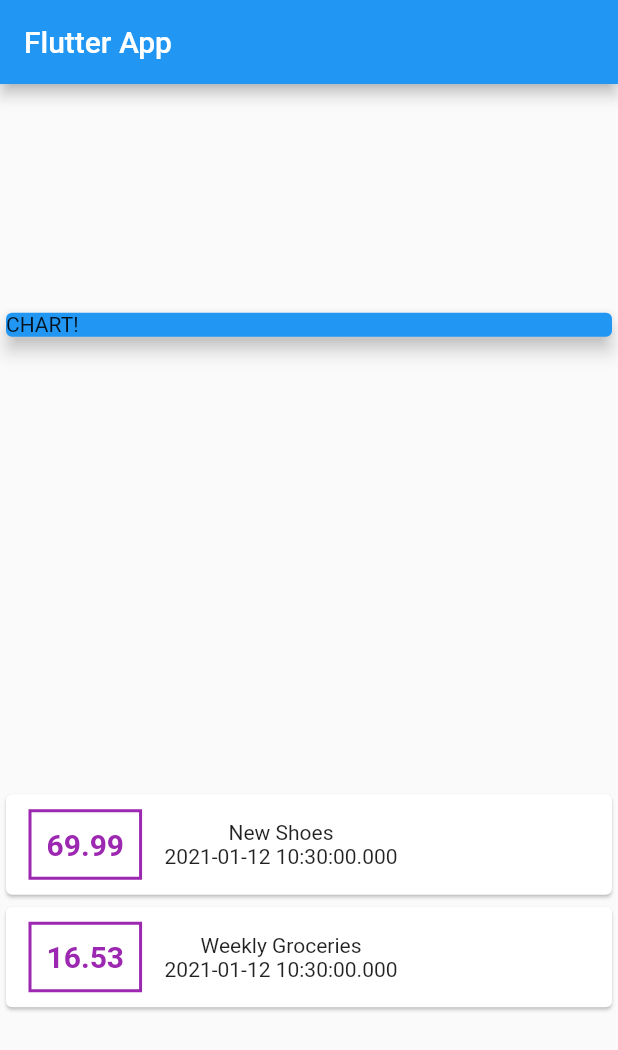
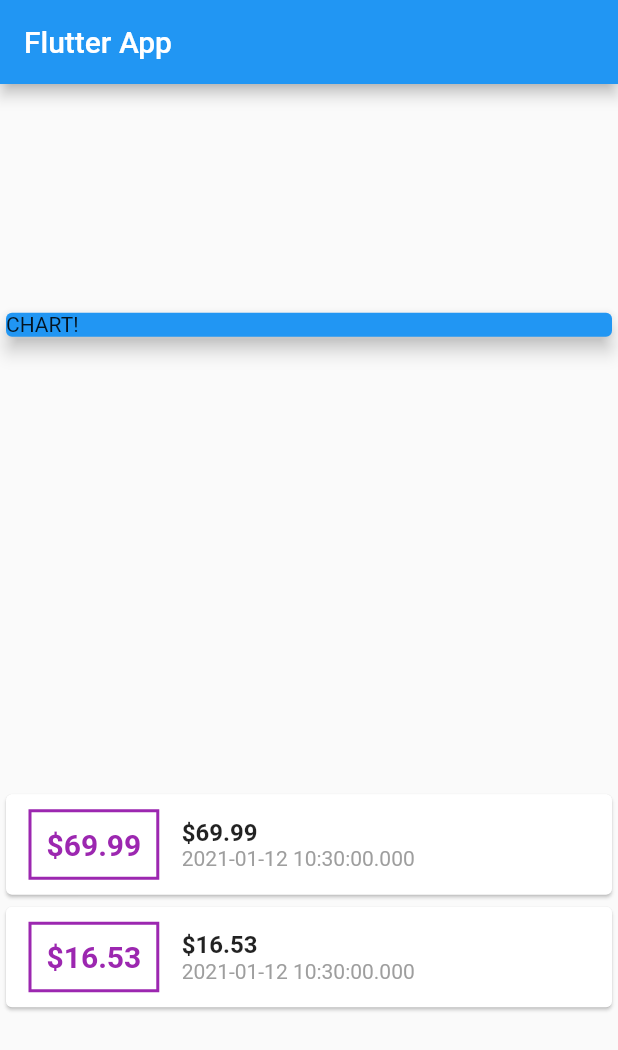
Before and after one commit to cmburch/MobileApps, a Flutter app: the screen it shows after launch, on a phone screen of 412 x 824 dp. Shown: the top 1050 px of the screen. Run offline on Flutter 3.47's test engine with Material 2 defaults, Android fonts, the phone set to English and light mode, and no system bars.

Commit message:
[cashapp] added styling to transaction amount with string interpolation

```diff
--- a/flutter_dart_course/cashApp/lib/main.dart
+++ b/flutter_dart_course/cashApp/lib/main.dart
@@ -65,7 +65,7 @@
                       ),
                       padding: EdgeInsets.all(10),
                       child: Text(
-                        tx.amount.toString(),
+                        '\$${tx.amount}',
                         style: TextStyle(
                           fontWeight: FontWeight.bold,
                           fontSize: 20,
@@ -74,7 +74,22 @@
                       ),
                     ),
                     Column(
-                      children: [Text(tx.title), Text(tx.date.toString())],
+                      crossAxisAlignment: CrossAxisAlignment.start,
+                      children: [
+                        Text(
+                          '\$${tx.amount}',
+                          style: TextStyle(
+                            fontSize: 16,
+                            fontWeight: FontWeight.bold,
+                          ),
+                        ),
+                        Text(
+                          tx.date.toString(),
+                          style: TextStyle(
+                            color: Colors.grey,
+                          ),
+                        ),
+                      ],
                     )
                   ],
                 ),
```
